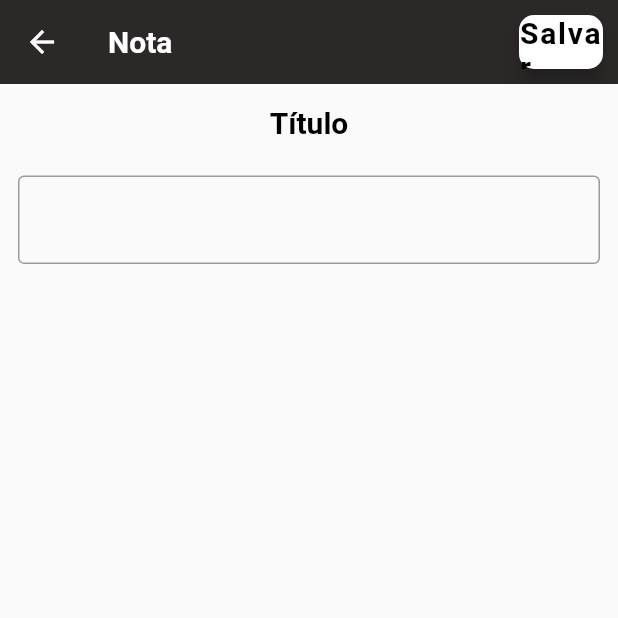
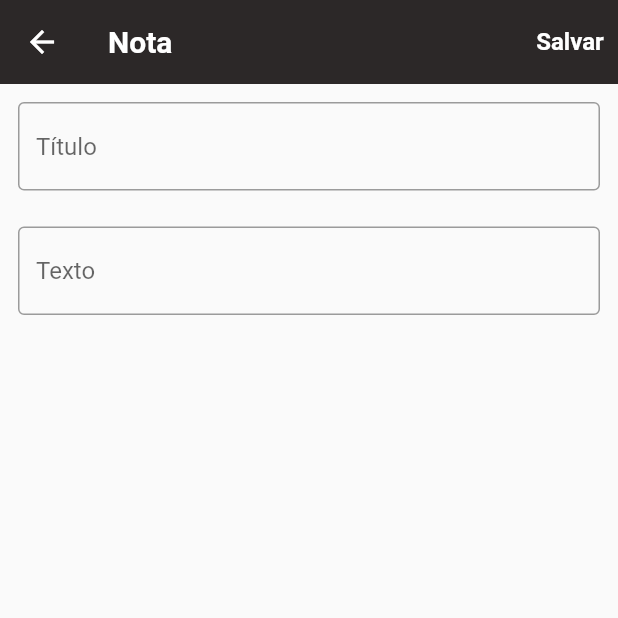
Before and after one commit to JoaoMarceloDMSilva/flutter_writing_app, a Flutter app: the screen it shows after launch, on a phone screen of 412 x 824 dp, the top half of it. Run offline on Flutter 3.47's test engine with Material 2 defaults, Android fonts, the phone set to English and light mode, and no system bars.

Commit message:
Refazer Botões

```diff
--- a/lib/pages/create_new_note.dart
+++ b/lib/pages/create_new_note.dart
@@ -7,7 +7,6 @@ class CreateNote extends StatelessWidget {
   Widget build(BuildContext context) {
     return Scaffold(
       appBar: AppBar(
-        //APP BAR
         backgroundColor: const Color(0xff2C2828),
         elevation: 0,
         title: const Text(
@@ -18,51 +17,43 @@ class CreateNote extends StatelessWidget {
           Icons.arrow_back,
         ),
         actions: [
-          Padding(
-            padding:
-                const EdgeInsets.all(10.0), // Add padding around the button
-            child: FloatingActionButton(
-              backgroundColor: Colors.white,
-              foregroundColor: Colors.black,
-              onPressed: () {},
-              shape: const RoundedRectangleBorder(
-                  borderRadius: BorderRadius.all(Radius.circular(10))),
-              child: const Text(
-                "Salvar",
-                style: TextStyle(fontSize: 20, fontWeight: FontWeight.bold),
-              ),
+          TextButton(
+            onPressed: () {
+              // Adicione a lógica para salvar aqui
+            },
+            child: const Text(
+              "Salvar",
+              style: TextStyle(
+                  fontSize: 16,
+                  fontWeight: FontWeight.bold,
+                  color: Colors.white),
             ),
-          )
+          ),
         ],
       ),
       body: Column(
         children: [
-          Container( // PRIMEIRO CONTAINER
+          Container(
+            // CAIXA TEXTO INPUT TITULO
             padding: const EdgeInsets.all(12),
-            margin: const EdgeInsets.only(top: 2),
-            child: const Column(
-              mainAxisAlignment: MainAxisAlignment.start,
-              crossAxisAlignment: CrossAxisAlignment.start,
-              children: [
-                Text(
-                  "Título",
-                  textAlign: TextAlign.left,
-                  style: TextStyle(
-                      color: Colors.black,
-                      fontSize: 20,
-                      fontWeight: FontWeight.bold),
-                ),
-              ],
+            // margin: EdgeInsets.only(top: 5),
+            child: TextField( // TÍTULO
+              decoration: InputDecoration(
+                hintText: "Título",
+                border: OutlineInputBorder(),
+              ),
             ),
           ),
-          Container( // CAIXA TEXTO INPUT TITULO
+          Container(
+            // CAIXA TEXTO INPUT TEXTO
             padding: const EdgeInsets.all(12),
             // margin: EdgeInsets.only(top: 5),
             child: TextField(
               decoration: InputDecoration(
-                //hintText: "Título",
+                hintText: "Texto",
                 border: OutlineInputBorder(),
               ),
+              maxLines: null, // ou maxLines: true,
             ),
           ),
         ],
```
Also changed, not shown: lib/pages/create_screen.dart (+23 -27 lines).
